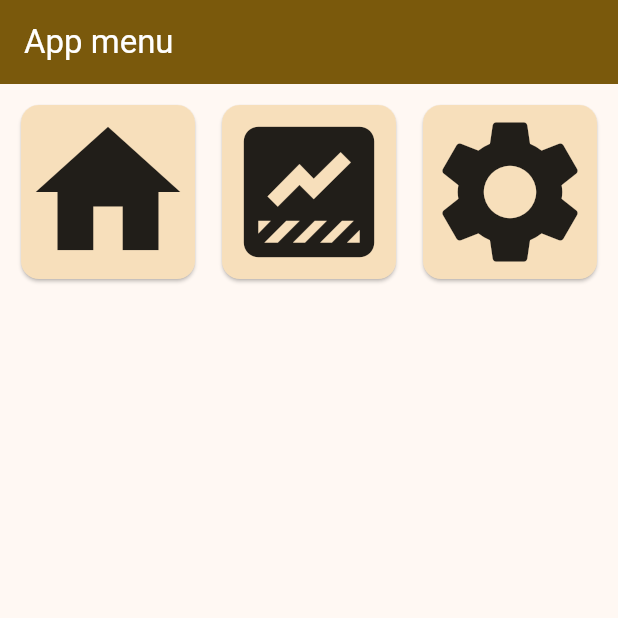
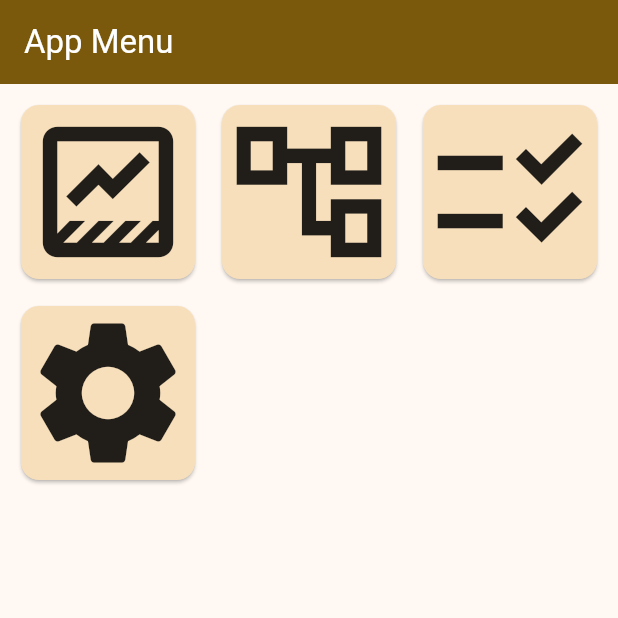
Before and after one commit to hURKa-friends/TP-RehabApp, a Flutter app: the screen it shows after launch, on a phone screen of 412 x 824 dp, the top half of it. Run offline on Flutter 3.47's test engine with Material 3 defaults, Android fonts, the phone set to English and light mode, and no system bars; our stand-ins replace permission_handler, sensors_plus, syncfusion_flutter_charts; missing offline and left inert: light_sensor.

Commit message:
Changed core "pageManagment" feature to use the new enhanced_pages model. This AFFECTS ALL PAGES therefore they were updated as well.
List of all changes:
- | PageModel
+ | ExampleView -> StatelessPage
c | GraphView -> StatefulPage
c | MenuView -> StatelessPage
c | MenuView -> using List<BasePage>
c | SettingsView -> StatelessPage
c | PageNavigatorView -> using context in methods
m | PageNavigatorViewModel -> using context in methods & List<BasePage>
c | PageNavigatorView -> using BasePage

```diff
--- a/lib/main.dart
+++ b/lib/main.dart
@@ -1,24 +1,28 @@
+// System and External dependencies
 import 'package:flutter/material.dart';
 import 'package:provider/provider.dart';
-// Internals
-import 'package:rehab_app/models/page_model.dart';
-import 'package:rehab_app/services/sensor_service.dart';
-import 'package:rehab_app/view_models/page_navigator_view_model.dart';
-import 'package:rehab_app/views/page_navigator_view.dart';
-// Services
-import 'package:rehab_app/services/logger_service.dart';
+
+// App core dependencies
+import 'package:rehab_app/services/page_management/view_models/page_navigator_view_model.dart';
+import 'package:rehab_app/services/page_management/views/page_navigator_view.dart';
+import 'package:rehab_app/views/menu_view.dart';
+
+// Service dependencies
+import 'package:rehab_app/services/external/logger_service.dart';
+import 'package:rehab_app/services/external/sensor_service.dart';
+
 // MVVM application dependencies
 import 'package:rehab_app/view_models/menu_view_model.dart';
 ///
-/// import your MVVM ViewModels here
+/// Import your MVVM ViewModels here
 ///
 import 'package:rehab_app/view_models/accl_viewmodel.dart';
 import 'package:rehab_app/view_models/gyro_viewmodel.dart';
 import 'package:rehab_app/view_models/lux_viewmodel.dart';
 import 'package:rehab_app/view_models/mag_viewmodel.dart';
 import 'package:rehab_app/view_models/settings_view_model.dart';
-import 'package:rehab_app/views/menu_view.dart';
 
+// Useful defines
 final String baseAppDirectoryPath = '/storage/emulated/0/RehabApp';
 
 void main() {
@@ -30,18 +34,18 @@ class ChangeNotifierInjector extends StatelessWidget {
 
   @override
   Widget build(BuildContext context) {
+    ///
+    /// Initialize all services here
+    ///
     LoggerService();
     SensorService();
     return MultiProvider(
       providers: [
-        ChangeNotifierProvider(create: (context) =>
-            PageNavigatorViewModel(
-                PageModel(title: "App menu", icon:Icons.home, body: MenuView())
-            ),
-        ),
+        ChangeNotifierProvider(create: (context) => PageNavigatorViewModel(context,
+            MenuView(icon: Icons.home, title: "App Menu"))),
         ChangeNotifierProvider(create: (context) => MenuViewModel()),
         ///
-        /// You can add your ViewModels here
+        /// Add your ViewModels here
         ///
         ChangeNotifierProvider(create: (context) => AcclViewModel()),
         ChangeNotifierProvider(create: (context) => GyroViewModel()),
--- a/lib/models/page_model.dart
+++ /dev/null
@@ -1,13 +0,0 @@
-import 'package:flutter/material.dart';
-
-class PageModel {
-  final IconData icon;
-  final String title;
-  final Widget body;
-
-  PageModel({
-    required this.icon,
-    required this.title,
-    required this.body,
-  });
-}
--- /dev/null
+++ b/lib/services/page_management/view_models/page_navigator_view_model.dart
@@ -0,0 +1,39 @@
+import 'package:flutter/material.dart';
+import 'package:rehab_app/services/page_management/models/base_page_model.dart';
+
+class PageNavigatorViewModel extends ChangeNotifier {
+  // Private variables
+  late BasePage _currentPage;
+  final List<BasePage> _pageStack = [];
+
+  // Constructor
+  PageNavigatorViewModel(BuildContext context, BasePage page) {
+    selectPage(context, page);
+  }
+
+  // Getters
+  BasePage get currentPage => _currentPage;
+  List<BasePage> get pageStack => _pageStack;
+
+  void selectPage(BuildContext context, BasePage page) {
+    page.initPage(context);
+    _pageStack.add(page);
+    _currentPage = page;
+    notifyListeners();
+  }
+
+  void goBack(BuildContext context) {
+    if (_pageStack.length > 1) {
+      _pageStack.last.closePage(context);
+      _pageStack.removeLast();
+      _currentPage = _pageStack.last;
+      notifyListeners();
+    }
+  }
+
+  void backToRoot(BuildContext context) {
+    while(_pageStack.length > 1) {
+     goBack(context);
+    }
+  }
+}
--- a/lib/views/page_navigator_view.dart
+++ b/lib/services/page_management/views/page_navigator_view.dart
@@ -1,6 +1,6 @@
 import 'package:flutter/material.dart';
 import 'package:provider/provider.dart';
-import 'package:rehab_app/view_models/page_navigator_view_model.dart';
+import 'package:rehab_app/services/page_management/view_models/page_navigator_view_model.dart';
 
 class PageNavigatorView extends StatelessWidget {
   const PageNavigatorView({super.key});
@@ -18,12 +18,12 @@ class PageNavigatorView extends StatelessWidget {
         backgroundColor: colorScheme.primary,
         foregroundColor: colorScheme.onPrimary,
         leading: (
-          (navigatorViewModel.pageStack.length > 1) ?
-          IconButton(
-            icon: Icon(Icons.arrow_back),
-            onPressed: () { navigatorViewModel.goBack(); },
-          ) :
-          null // Show noting
+          (navigatorViewModel.pageStack.length > 1)
+          ? IconButton(
+              icon: Icon(Icons.arrow_back),
+              onPressed: () { navigatorViewModel.goBack(context); },
+            ) // Show
+          : null  // Show nothing
         ),
       ),
       body: AnimatedSwitcher(
@@ -33,7 +33,7 @@ class PageNavigatorView extends StatelessWidget {
         },
         child: KeyedSubtree(
           key: ValueKey(navigatorViewModel.currentPage),
-          child: navigatorViewModel.currentPage.body,
+          child: navigatorViewModel.currentPage as Widget,
         ),
       ),
     );
--- a/lib/view_models/menu_view_model.dart
+++ b/lib/view_models/menu_view_model.dart
@@ -1,5 +1,8 @@
 import 'package:flutter/material.dart';
-import 'package:rehab_app/models/page_model.dart';
+import 'package:rehab_app/services/page_management/models/base_page_model.dart';
+import 'package:rehab_app/services/page_management/models/tutorial_step_model.dart';
+import 'package:rehab_app/services/page_management/views/sub_menu_wrapper.dart';
+import 'package:rehab_app/views/example_view.dart';
 import 'package:rehab_app/views/graph_view.dart';
 ///
 /// import your MVVM views here
@@ -8,20 +11,62 @@ import 'package:rehab_app/views/settings_view.dart';
 
 class MenuViewModel extends ChangeNotifier {
   // Private Fields & Parameters
-  final List<PageModel> _pages = [
-    PageModel(icon: Icons.home, title: "Home", body: Placeholder()),
+  final List<BasePage> _pages = [
     ///
     /// You can add your pages here
     ///
-    PageModel(icon: Icons.data_thresholding, title: "Graphs", body: GraphView()),
-    PageModel(icon: Icons.settings, title: "Settings", body: SettingsView()),
+    GraphView(icon: Icons.data_thresholding_outlined, title: "Sensor graph example"),
+    SubMenuPageWrapper(icon: Icons.account_tree_outlined, title: "Submenu example",
+      subPages: [
+        SubMenuPageWrapper(icon: Icons.menu, title: "SubSubmenu example",
+          subPages: [
+            ExampleView(icon: Icons.extension_outlined, title: "Example 1"),
+            ExampleView(icon: Icons.looks_two_outlined, title: "Example 2"),
+            ExampleView(icon: Icons.looks_3_outlined, title: "Example 3"),
+            ExampleView(icon: Icons.looks_4_outlined, title: "Example 4"),
+            ExampleView(icon: Icons.looks_5_outlined, title: "Example 5"),
+            ExampleView(icon: Icons.looks_6_outlined, title: "Example 6"),
+            ExampleView(icon: Icons.seven_k_outlined, title: "Example 7"),
+            ExampleView(icon: Icons.eight_k_outlined, title: "Example 8"),
+            ExampleView(icon: Icons.nine_k_outlined, title: "Example 9"),
+          ],
+        ),
+        ExampleView(icon: Icons.looks_one_outlined, title: "Example 1"),
+        ExampleView(icon: Icons.looks_two_outlined, title: "Example 2"),
+        ExampleView(icon: Icons.looks_3_outlined, title: "Example 3"),
+      ],
+    ),
+    ExampleView(icon: Icons.checklist_rtl_outlined, title: "Tutorial Wrapper example",
+      tutorialSteps: [
+        TutorialStep(
+          assetURI: 'assets/example/000_exercise.gif',
+          heading: '1. Krok',
+          description: 'Tu je veľmi trefný a krátky popis toho čo chcete od používateľa, aby robil. '
+                       'Ak by bol text dlhší než určitý rozsah, automaticky sa stane "scrollovateľným" '
+                       'tak aby bol čitateľný a nevyšiel preč z obrazovky, ani neovplyvnil umiestnenie '
+                       'ostatných UI prvkov.',
+        ),
+        TutorialStep(
+          assetURI: 'assets/example/001_exercise.gif',
+          heading: '2. Krok',
+          description: 'Medzi krokmi tutoriálu sa dá voľne navigovať dopredu, dozadu.',
+        ),
+        TutorialStep(
+          assetURI: 'assets/example/FEI_logo.gif',
+          heading: '3. Krok',
+          description: 'Zobraziť sa dá čokoľvek (.gif, .jpg, .png) a aj v lepšej kvalite.',
+        ),
+        TutorialStep(
+          assetURI: 'assets/example/002_exercise.gif',
+          heading: 'Potvrdenie',
+          description: 'Posledný krok obsahuje tlačidlo potvrdenia, ktorým sa ukončí tutoriál a '
+                       'zobrazí sa pôvodne otvorená stránka.',
+        ),
+      ],
+    ),
+    SettingsView(icon: Icons.settings, title: "Settings"),
   ];
 
-  // Constructors (if needed)
-
   // Getters
-  List<PageModel> get pages => _pages;
-
-  // Methods (if needed)
-
+  List<BasePage> get pages => _pages;
 }
--- a/lib/view_models/page_navigator_view_model.dart
+++ /dev/null
@@ -1,32 +0,0 @@
-import 'package:flutter/material.dart';
-import 'package:rehab_app/models/page_model.dart';
-
-class PageNavigatorViewModel extends ChangeNotifier {
-  // Private Fields & Parameters
-  late PageModel _currentPage;
-  final List<PageModel> _pageStack = [];
-
-  // Constructors
-  PageNavigatorViewModel(PageModel page) {
-    selectPage(page);
-  }
-
-  // Getters
-  PageModel get currentPage => _currentPage;
-  List<PageModel> get pageStack => _pageStack;
-
-  // Methods
-  void selectPage(PageModel page) {
-    _pageStack.add(page);
-    _currentPage = page;
-    notifyListeners();
-  }
-
-  void goBack() {
-    if (_pageStack.length > 1) {
-      _pageStack.removeLast();
-      _currentPage = _pageStack.last;
-      notifyListeners();
-    }
-  }
-}
--- a/lib/views/menu_view.dart
+++ b/lib/views/menu_view.dart
@@ -1,16 +1,33 @@
 import 'package:flutter/material.dart';
 import 'package:provider/provider.dart';
-import 'package:rehab_app/view_models/page_navigator_view_model.dart';
+import 'package:rehab_app/services/page_management/models/stateless_page_model.dart';
 import 'package:rehab_app/view_models/menu_view_model.dart';
+import 'package:rehab_app/services/page_management/view_models/page_navigator_view_model.dart';
 
-class MenuView extends StatelessWidget {
-  const MenuView({super.key});
+class MenuView extends StatelessPage {
+  const MenuView({
+    super.key,
+    required super.icon,
+    required super.title
+  });
 
   @override
-  Widget build(BuildContext context) {
+  void initPage(BuildContext context) {
+    // Intentionally left empty as no setup is needed here
+  }
+
+  @override
+  void closePage(BuildContext context) {
+    /// It should not be possible to close this page, as it should be the lowest
+    /// page in pageStack. There is nothing to close !
+    throw Exception('App tried to close the Menu Page that is not closable !');
+  }
+
+  @override
+  Widget buildPage(BuildContext context) {
     final colorScheme = Theme.of(context).colorScheme;
+    var menuViewModel = context.watch<MenuViewModel>();
     var navigatorViewModel = context.watch<PageNavigatorViewModel>();
-    var menuViewModel = context.watch<MenuViewModel>();
 
     return Scaffold(
       body: GridView.builder(
@@ -28,7 +45,7 @@ class MenuView extends StatelessWidget {
             child: InkWell(
               splashColor: colorScheme.onPrimary,
               onTap: () {
-                navigatorViewModel.selectPage(menuViewModel.pages[index]);
+                navigatorViewModel.selectPage(context, menuViewModel.pages[index]);
               },
               child: FittedBox(
                 child: Icon(menuViewModel.pages[index].icon),
--- a/lib/views/settings_view.dart
+++ b/lib/views/settings_view.dart
@@ -1,12 +1,29 @@
 import 'package:flutter/material.dart';
 import 'package:provider/provider.dart';
+import 'package:rehab_app/services/page_management/models/stateless_page_model.dart';
 import 'package:rehab_app/view_models/settings_view_model.dart';
 
-class SettingsView extends StatelessWidget {
-  const SettingsView({super.key});
+class SettingsView extends StatelessPage {
+  const SettingsView({
+    super.key,
+    required super.icon,
+    required super.title,
+    super.subPages,
+    super.tutorialSteps
+  });
 
   @override
-  Widget build(BuildContext context) {
+  void initPage(BuildContext context) {
+    // Intentionally left empty as no setup is needed here
+  }
+
+  @override
+  void closePage(BuildContext context) {
+    // Intentionally left empty as no cleanup is needed here
+  }
+
+  @override
+  Widget buildPage(BuildContext context) {
     var settingsViewModel = context.watch<SettingsViewModel>();
     return Padding(
       padding: EdgeInsets.only(top: 16.0),
```
Also changed, not shown: lib/views/example_view.dart (added, +132 -0 lines), lib/views/graph_view.dart (+45 -14 lines).
